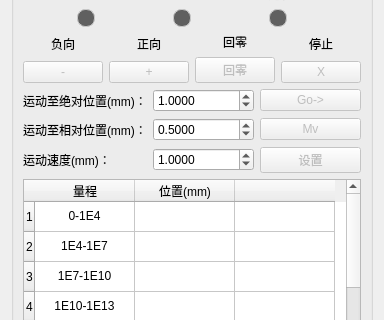
Qt form controlwidget.ui (MrXiaomao/Cu_Activation) before a commit; both pictures show x 0 to 384 and y 154 to 474 of the 384 by 632 pixel window.
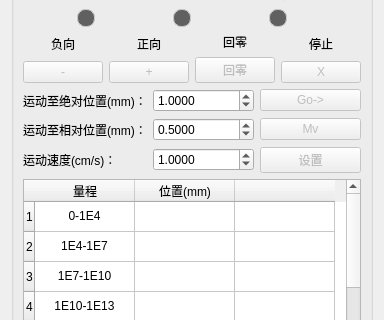
The same form after that commit.

```diff
--- a/controlwidget.ui
+++ b/controlwidget.ui
@@ -491,7 +491,7 @@
       <item row="8" column="0">
        <widget class="QLabel" name="label_15">
         <property name="text">
-         <string>运动速度(mm)：</string>
+         <string>运动速度(cm/s)：</string>
         </property>
        </widget>
       </item>
```
Left out of the diff: 341 changed lines with no effect on the pictures.
